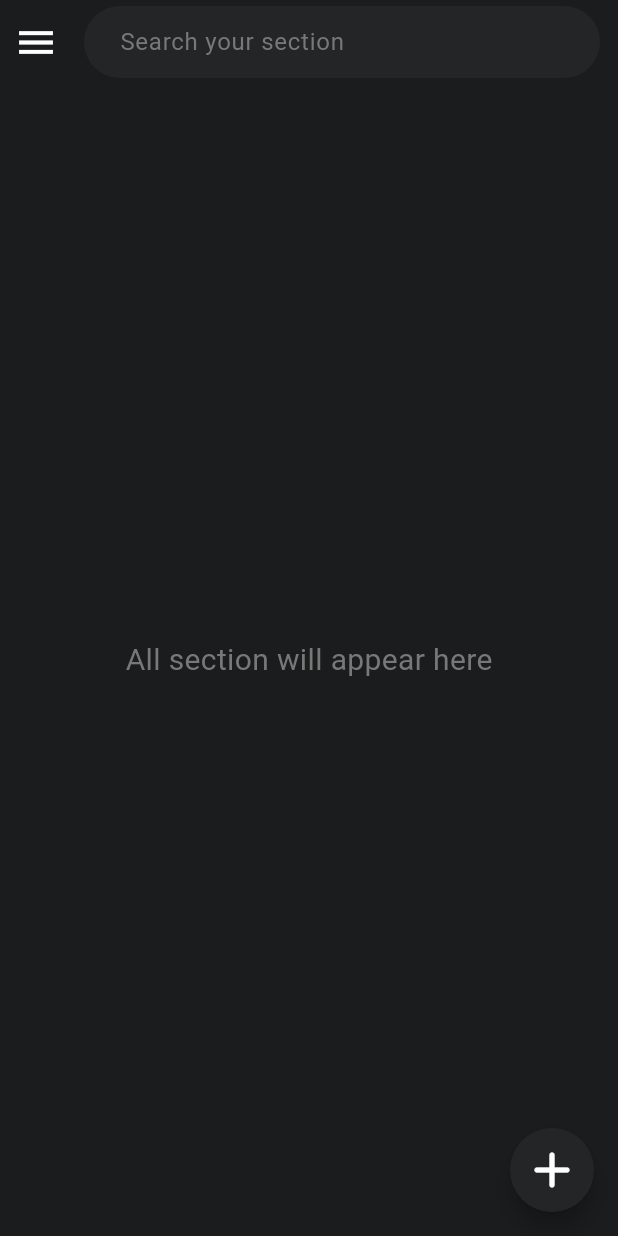
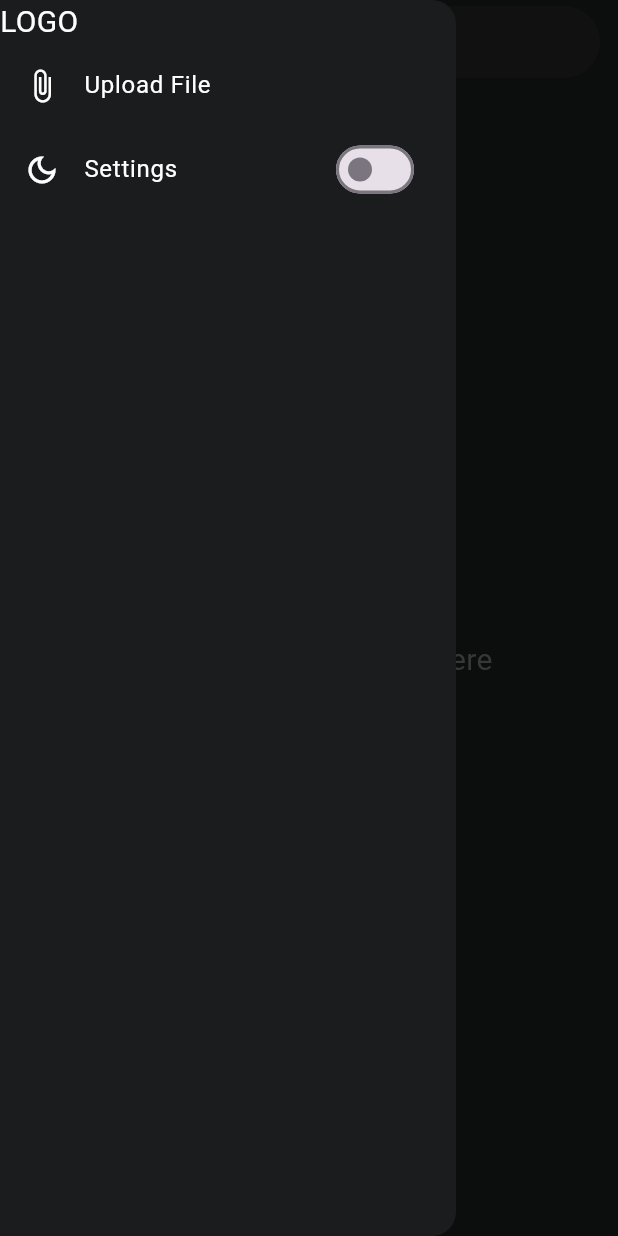
Before and after one commit to md7o/GenioCard, a Flutter app: the screen it shows after launch, after a tap on the "menu" icon, on a phone screen of 412 x 824 dp. Run offline on Flutter 3.47's test engine with Material 3 defaults, Android fonts, the phone set to English and light mode, and no system bars; our stand-ins replace flutter_riverpod.

Commit message:
add drawer

```diff
--- a/frontend/lib/components/UpperBar.dart
+++ b/frontend/lib/components/UpperBar.dart
@@ -16,7 +16,9 @@ class _HeaderState extends State<Header> {
       child: Row(
         children: [
           IconButton(
-            onPressed: () {},
+            onPressed: () {
+              Scaffold.of(context).openDrawer();
+            },
             icon: const Icon(
               Icons.menu,
               color: Colors.white,
--- a/frontend/lib/main.dart
+++ b/frontend/lib/main.dart
@@ -1,8 +1,13 @@
 import 'package:flutter/material.dart';
+import 'package:flutter_riverpod/flutter_riverpod.dart';
 import 'package:genio_card/pages/home/HomePage.dart';
 
 void main() {
-  runApp(const MyApp());
+  runApp(
+    const ProviderScope(
+      child: MyApp(),
+    ),
+  );
 }
 
 class MyApp extends StatelessWidget {
--- a/frontend/lib/pages/home/HomePage.dart
+++ b/frontend/lib/pages/home/HomePage.dart
@@ -1,6 +1,7 @@
 import 'package:flutter/material.dart';
 import 'package:genio_card/components/UpperBar.dart';
 import 'package:genio_card/theme/CustomColors.dart';
+import 'package:genio_card/theme/ThemeHelper.dart';
 
 class HomePage extends StatefulWidget {
   const HomePage({super.key});
@@ -9,16 +10,73 @@ class HomePage extends StatefulWidget {
   State<HomePage> createState() => _HomePageState();
 }
 
+bool _isSwitched = false; // Initially, the switch is off
+
 class _HomePageState extends State<HomePage> {
   @override
   Widget build(BuildContext context) {
     return Scaffold(
-      backgroundColor: Theme.of(context).brightness == Brightness.dark ? AppColors.lightBackgroundColor : AppColors.darkBackgroundColor,
+      backgroundColor: ThemeHelper.getBackgroundColor(context),
       appBar: AppBar(
         backgroundColor: Colors.transparent,
         actions: const [
           Header(),
         ],
+      ),
+      drawer: Expanded(
+        child: Drawer(
+          backgroundColor: ThemeHelper.getBackgroundColor(context),
+          child: ListView(
+            children: <Widget>[
+              const Text(
+                "LOGO",
+                style: TextStyle(color: Colors.white, fontSize: 20),
+              ),
+              ListTile(
+                leading: Icon(
+                  Icons.attach_file,
+                  color: ThemeHelper.getTextColor(context),
+                ),
+                title: Text(
+                  'Upload File',
+                  style: TextStyle(
+                    color: ThemeHelper.getTextColor(context),
+                  ),
+                ),
+                onTap: () {
+                  // Handle navigation to Home
+                  Navigator.pop(context);
+                },
+              ),
+              ListTile(
+                leading: Icon(
+                  Icons.dark_mode_outlined,
+                  color: ThemeHelper.getTextColor(context),
+                ),
+                title: Text(
+                  'Settings',
+                  style: TextStyle(
+                    color: ThemeHelper.getTextColor(context),
+                  ),
+                ),
+                onTap: () {
+                  // Handle navigation to Settings
+                  Navigator.pop(context);
+                },
+                trailing: Switch(
+                  value: _isSwitched,
+                  onChanged: (bool value) {
+                    setState(
+                      () {
+                        _isSwitched = value; // Update the switch state
+                      },
+                    );
+                  },
+                ),
+              ),
+            ],
+          ),
+        ),
       ),
       body: Column(
         mainAxisAlignment: MainAxisAlignment.center,
@@ -27,7 +85,7 @@ class _HomePageState extends State<HomePage> {
             child: Text(
               "All section will appear here",
               style: TextStyle(
-                color: Theme.of(context).brightness == Brightness.dark ? AppColors.lightSecondaryTextColor : AppColors.darkSecondaryTextColor,
+                color: ThemeHelper.getSecondaryTextColor(context),
                 fontSize: 20,
               ),
             ),
@@ -36,7 +94,7 @@ class _HomePageState extends State<HomePage> {
       ),
       floatingActionButton: FloatingActionButton(
         onPressed: () {},
-        backgroundColor: Theme.of(context).brightness == Brightness.dark ? AppColors.lightCardColor : AppColors.darkCardColor,
+        backgroundColor: ThemeHelper.getCardColor(context),
         shape: RoundedRectangleBorder(
           borderRadius: BorderRadius.circular(50),
         ),
@@ -46,6 +104,7 @@ class _HomePageState extends State<HomePage> {
           color: Theme.of(context).brightness == Brightness.dark ? AppColors.lightSecondaryTextColor : AppColors.darkTextColor,
         ),
       ),
+      floatingActionButtonLocation: FloatingActionButtonLocation.startFloat,
     );
   }
 }
--- /dev/null
+++ b/frontend/lib/theme/ThemeHelper.dart
@@ -0,0 +1,24 @@
+import 'package:flutter/material.dart';
+import 'package:genio_card/theme/CustomColors.dart';
+
+class ThemeHelper {
+  static Color getCardColor(BuildContext context) {
+    return Theme.of(context).brightness == Brightness.dark ? AppColors.lightCardColor : AppColors.darkCardColor;
+  }
+
+  static Color getSquareCardColor(BuildContext context) {
+    return Theme.of(context).brightness == Brightness.dark ? AppColors.lightSquareCardColor : AppColors.darkSquareCardColor;
+  }
+
+  static Color getTextColor(BuildContext context) {
+    return Theme.of(context).brightness == Brightness.dark ? AppColors.lightTextColor : AppColors.darkTextColor;
+  }
+
+  static Color getSecondaryTextColor(BuildContext context) {
+    return Theme.of(context).brightness == Brightness.dark ? AppColors.lightSecondaryTextColor : AppColors.darkSecondaryTextColor;
+  }
+
+  static Color getBackgroundColor(BuildContext context) {
+    return Theme.of(context).brightness == Brightness.dark ? AppColors.lightBackgroundColor : AppColors.darkBackgroundColor;
+  }
+}
--- a/frontend/pubspec.yaml
+++ b/frontend/pubspec.yaml
@@ -35,6 +35,7 @@ dependencies:
   # The following adds the Cupertino Icons font to your application.
   # Use with the CupertinoIcons class for iOS style icons.
   cupertino_icons: ^1.0.6
+  flutter_riverpod: ^2.6.1
 
 dev_dependencies:
   flutter_test:
```
Also changed, not shown: frontend/pubspec.lock.
